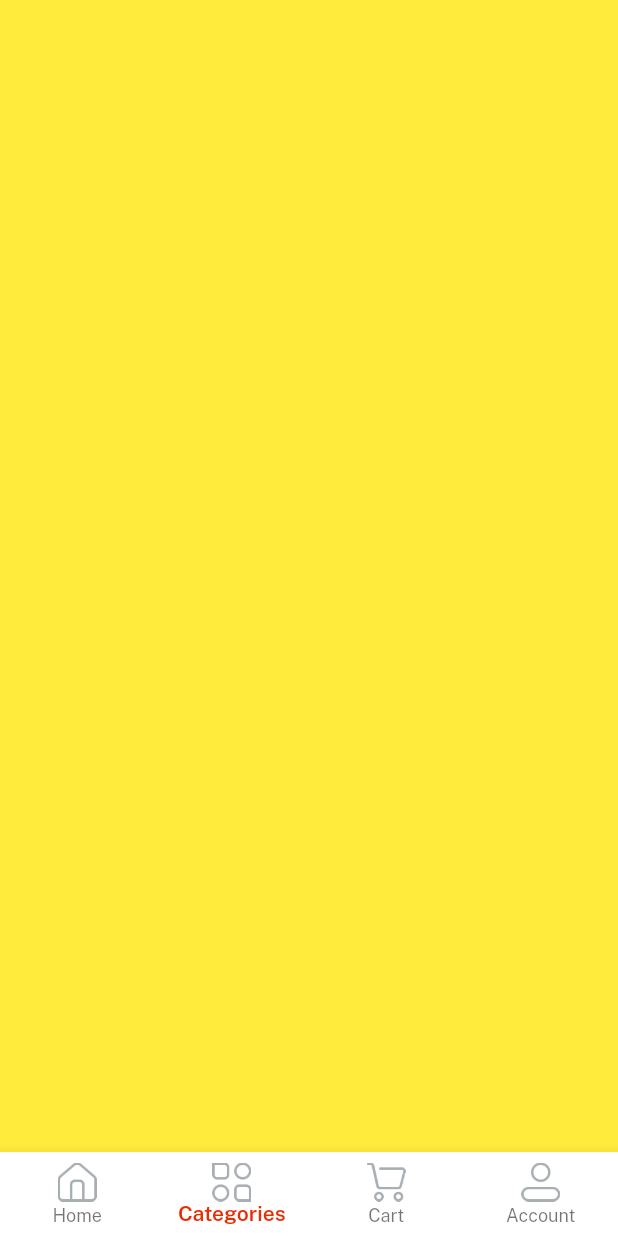
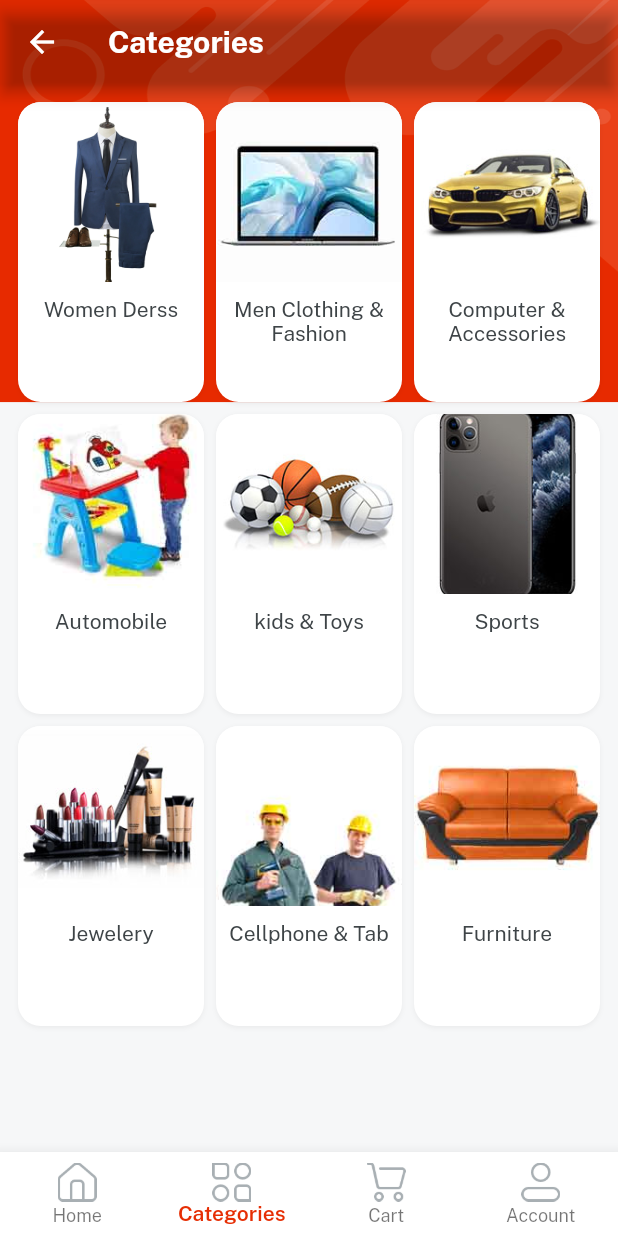
Before and after one commit to Shyamprasad07/E-Commerce, a Flutter app: the Home screen opened directly, item 2 of the bottom bar chosen, on a phone screen of 412 x 824 dp. Run offline on Flutter 3.47's test engine with Material 2 defaults, Android fonts, the phone set to English and light mode, and no system bars; our stand-ins replace firebase_core, get, velocity_x; accounts and stored records are empty.

Commit message:
on categories page Ui complete and ontap navigation made

```diff
--- a/lib/consts/lists.dart
+++ b/lib/consts/lists.dart
@@ -12,3 +12,10 @@ const featuredImage2 =[imgS4,imgS5,imgS6];
 
 const freaturedTitles1 = [womenDress, girlsDress, girlsWatches];
 const freaturedTitles2 = [boyGlasses, mobilePhone, tShirts];
+
+const categoriesList = [
+womenDress,menClothingFashion,compAccess,automobile,kidstoys,sports,jewelery,cellphone,furniture
+];
+const categoryImages = [
+  imgFc1,imgFc2,imgFc3,imgFc4,imgFc5,imgFc6,imgFc7,imgFc8,imgFc9,imgFc10,
+];
--- a/lib/consts/strings.dart
+++ b/lib/consts/strings.dart
@@ -36,3 +36,13 @@ const searchanything = "Search anything...",
     girlsDress = "Girls Dreses",
     featuredProduct = "Featured Products",
     featuredCategories = "Featured Categories";
+// categary strings
+const womenClothing = "Women Clothing",
+menClothingFashion = "Men Clothing & Fashion",
+compAccess = "Computer & Accessories",
+automobile = "Automobile",
+kidstoys = "kids & Toys" ,
+sports = "Sports" ,
+jewelery = "Jewelery",
+cellphone = "Cellphone & Tab",
+furniture = "Furniture";
--- a/lib/home_screen/home.screen.dart
+++ b/lib/home_screen/home.screen.dart
@@ -131,7 +131,7 @@ class HomeScreen extends StatelessWidget {
                                   Image.asset(imgP1,width:150, fit: BoxFit.cover,),10.heightBox,"lapto 4Gb/64Gb".text.fontFamily(semibold).color(darkFontGrey).make(),
                                   "\$600".text.color(redColor).fontFamily(bold).size(16).make()
                                 ],
-                              ).box.white.margin(EdgeInsets.symmetric(horizontal: 4)).roundedSM.padding(const EdgeInsets.all(8)).make()),
+                              ).box.white.margin(const EdgeInsets.symmetric(horizontal: 4)).roundedSM.padding(const EdgeInsets.all(8)).make()),
 
                             ),
                           )
@@ -164,14 +164,14 @@ class HomeScreen extends StatelessWidget {
                           physics: const NeverScrollableScrollPhysics(),
                           shrinkWrap: true,
                           itemCount: 6,
-                          gridDelegate: SliverGridDelegateWithFixedCrossAxisCount(crossAxisCount: 2, mainAxisSpacing: 8 ,crossAxisSpacing: 8,mainAxisExtent: 300), itemBuilder: (context, index){
+                          gridDelegate: const SliverGridDelegateWithFixedCrossAxisCount(crossAxisCount: 2, mainAxisSpacing: 8 ,crossAxisSpacing: 8,mainAxisExtent: 300), itemBuilder: (context, index){
                            return Column(
                                 crossAxisAlignment: CrossAxisAlignment.start,
                                 children: [
                                   Image.asset(imgP5,height: 200,width:200, fit: BoxFit.cover,),const Spacer(),"lapto 4Gb/64Gb".text.fontFamily(semibold).color(darkFontGrey).make(),
                                   "\$600".text.color(redColor).fontFamily(bold).size(16).make()
                                 ],
-                              ).box.white.margin(EdgeInsets.symmetric(horizontal: 4)).roundedSM.padding(const EdgeInsets.all(12)).make();
+                              ).box.white.margin(const EdgeInsets.symmetric(horizontal: 4)).roundedSM.padding(const EdgeInsets.all(12)).make();
                    })
 
                 ],
--- a/lib/views/catagory_screen/category_screen.dart
+++ b/lib/views/catagory_screen/category_screen.dart
@@ -1,10 +1,41 @@
 import 'package:emart_app/consts/consts.dart';
+import 'package:emart_app/consts/lists.dart';
+import 'package:emart_app/views/catagory_screen/category_details.dart';
+import 'package:emart_app/widgets_common/bg_widget.dart';
+import 'package:get/get.dart';
 
 class CategoryScreen extends StatelessWidget {
   const CategoryScreen({super.key});
 
   @override
   Widget build(BuildContext context) {
-    return Container(color: Colors.yellow,);
+    return bgWidget(
+        child: Scaffold(
+      appBar: AppBar(
+        title: categories.text.fontFamily(bold).white.make(),
+      ),
+      body: Container(padding: const EdgeInsets.all(12),
+      child: GridView.builder(
+        shrinkWrap: true,
+        itemCount: 9,
+        gridDelegate: const SliverGridDelegateWithFixedCrossAxisCount(
+          crossAxisCount: 3,
+          mainAxisExtent: 200,
+          crossAxisSpacing: 8,
+          mainAxisSpacing: 8,
+        ),
+        itemBuilder: (BuildContext context, int index) {
+          return Column(
+            children: [
+               Image.asset(categoryImages[index],height: 120,width: 200,fit: BoxFit.cover,),
+               10.heightBox,
+               "${categoriesList[index]}".text.color(darkFontGrey).align(TextAlign.center).make(),
+            ],
+          ).box.white.rounded.clip(Clip.antiAlias).outerShadowSm.make().onTap(() {
+            Get.to(()=>CategoryDetails(title: categoriesList[index]));
+            });
+        },
+      ),),
+    ));
   }
 }
```
Also changed, not shown: lib/views/catagory_screen/category_details.dart (added, +51 -0 lines).
